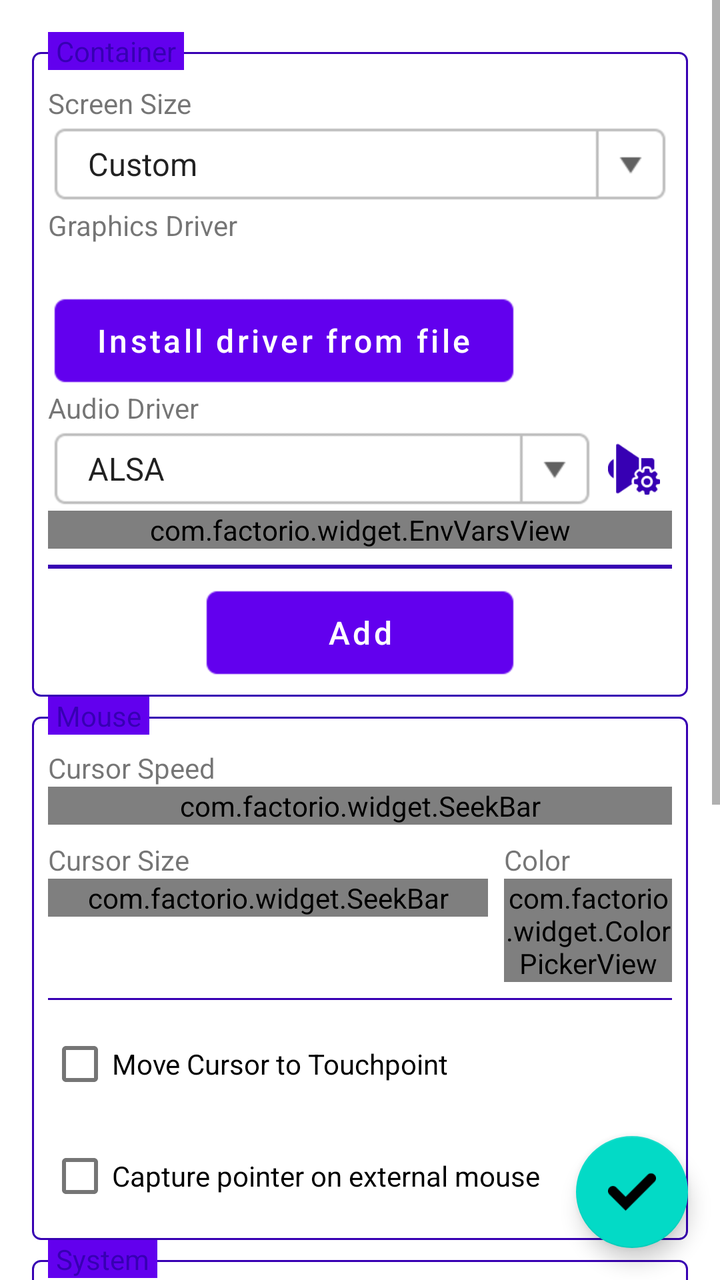
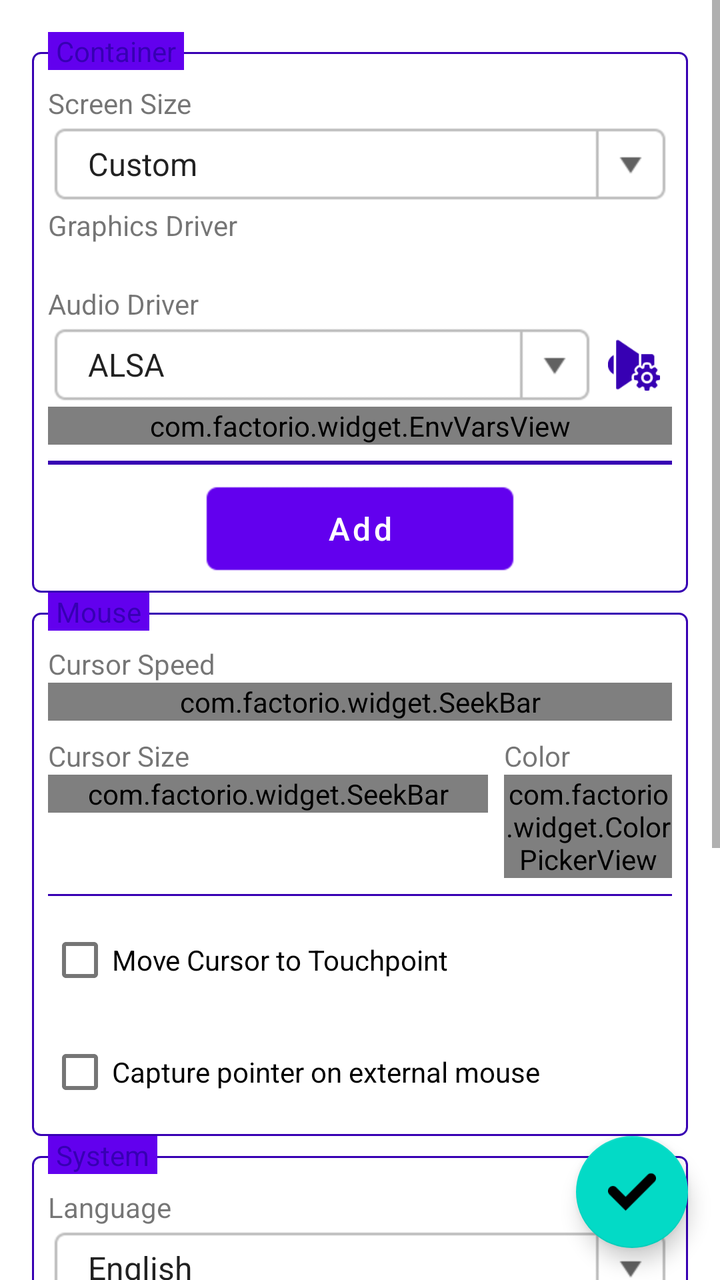

Two renders of the same Android screen: before a commit and after it. Below are the layout's source before the change and the commit's diff.
<!-- AndroidManifest.xml: fallback theme Theme.MaterialComponents.DayNight.NoActionBar -->
<!-- res/layout/settings_fragment.xml -->
<?xml version="1.0" encoding="utf-8"?>
<FrameLayout
    xmlns:android="http://schemas.android.com/apk/res/android"
    android:layout_width="match_parent"
    android:layout_height="match_parent"
    xmlns:app="http://schemas.android.com/apk/res-auto">
    <ScrollView
        android:layout_width="match_parent"
        android:layout_height="match_parent">
        <LinearLayout
            android:layout_width="match_parent"
            android:layout_height="wrap_content"
            android:orientation="vertical"
            android:padding="16dp">
            <FrameLayout
                android:id="@+id/FLContainerSettings"
                android:layout_width="match_parent"
                android:layout_height="wrap_content">
                <LinearLayout style="@style/FieldSet">
                    <LinearLayout
                        android:layout_width="match_parent"
                        android:layout_height="wrap_content"
                        android:orientation="horizontal">

                        <LinearLayout
                            android:layout_width="0dp"
                            android:layout_height="wrap_content"
                            android:layout_weight="1"
                            android:orientation="vertical">

                            <TextView
                                android:layout_width="wrap_content"
                                android:layout_height="wrap_content"
                                android:text="@string/screen_size" />

                            <Spinner
                                style="@style/ComboBox"
                                android:layout_width="match_parent"
                                android:id="@+id/SScreenSize"
                                android:entries="@array/screen_size_entries" />
                        </LinearLayout>

                        <LinearLayout
                            android:id="@+id/LLCustomScreenSize"
                            android:layout_width="wrap_content"
                            android:layout_height="wrap_content"
                            android:orientation="horizontal"
                            android:visibility="gone">

                            <LinearLayout
                                android:layout_width="wrap_content"
                                android:layout_height="wrap_content"
                                android:orientation="vertical">

                                <TextView
                                    android:layout_width="wrap_content"
                                    android:layout_height="wrap_content"
                                    android:text="@string/width" />

                                <EditText
                                    style="@style/EditText"
                                    android:layout_width="78dp"
                                    android:id="@+id/ETScreenWidth"
                                    android:inputType="number" />
                            </LinearLayout>

                            <TextView
                                android:layout_width="wrap_content"
                                android:layout_height="wrap_content"
                                android:textStyle="bold"
                                android:textSize="18dp"
                                android:layout_gravity="bottom"
                                android:layout_marginLeft="2dp"
                                android:layout_marginRight="2dp"
                                android:layout_marginBottom="4dp"
                                android:text="x" />

                            <LinearLayout
                                android:layout_width="wrap_content"
                                android:layout_height="wrap_content"
                                android:orientation="vertical">

                                <TextView
                                    android:layout_width="wrap_content"
                                    android:layout_height="wrap_content"
                                    android:text="@string/height" />

                                <EditText
                                    style="@style/EditText"
                                    android:layout_width="78dp"
                                    android:id="@+id/ETScreenHeight"
                                    android:inputType="number" />
                            </LinearLayout>
                        </LinearLayout>
                    </LinearLayout>

                    <TextView
                        android:layout_width="wrap_content"
                        android:layout_height="wrap_content"
                        android:text="@string/graphics_driver" />

                    <LinearLayout
                        android:id="@+id/LLGraphicsDriver"
                        android:layout_width="match_parent"
                        android:layout_height="wrap_content"
                        android:orientation="horizontal"
                        android:gravity="center_vertical" />

                    <TextView
                        android:id="@+id/TVDetectedGpu"
                        android:layout_width="wrap_content"
                        android:layout_height="wrap_content"
                        android:layout_marginTop="4dp"
                        android:textSize="12sp"
                        android:alpha="0.7" />

                    <Button
                        style="@style/ButtonNeutral"
                        android:id="@+id/BTInstallDriver"
                        android:layout_width="wrap_content"
                        android:layout_height="wrap_content"
                        android:layout_marginTop="4dp"
                        android:minWidth="160dp"
                        android:text="@string/install_driver_from_file" />

                    <TextView
                        android:layout_width="wrap_content"
                        android:layout_height="wrap_content"
                        android:text="@string/audio_driver" />

                    <LinearLayout
                        android:layout_width="match_parent"
                        android:layout_height="wrap_content"
                        android:orientation="horizontal"
                        android:gravity="center_vertical">

                        <Spinner
                            style="@style/ComboBox"
                            android:layout_width="0dp"
                            android:layout_weight="1"
                            android:id="@+id/SAudioDriver"
                            android:entries="@array/audio_driver_entries" />

                        <ImageButton
                            style="@style/ListMenuButton"
                            android:id="@+id/BTAudioDriverConfig"
                            android:src="@drawable/icon_audio_settings" />
                    </LinearLayout>

                    <LinearLayout
                        android:id="@+id/LLTabEnvVars"
                        android:layout_width="match_parent"
                        android:layout_height="wrap_content"
                        android:orientation="vertical">

                        <com.factorio.widget.EnvVarsView
                            android:id="@+id/EnvVarsView"
                            android:layout_width="match_parent"
                            android:layout_height="wrap_content"
                            android:paddingLeft="16dp"
                            android:paddingRight="16dp"/>

                        <View style="@style/HorizontalLine" />

                        <Button
                            style="@style/ButtonNeutral"
                            android:id="@+id/BTAddEnvVar"
                            android:layout_width="160dp"
                            android:layout_height="wrap_content"
                            android:layout_gravity="center_horizontal"
                            android:text="@string/add" />
                    </LinearLayout>
                </LinearLayout>
                <TextView
                    style="@style/FieldSetLabel"
                    android:text="@string/container"/>
            </FrameLayout>
            <FrameLayout
                android:layout_width="match_parent"
                android:layout_height="wrap_content">
                <LinearLayout style="@style/FieldSet">
                    <TextView
                        android:layout_width="wrap_content"
                        android:layout_height="wrap_content"
                        android:text="@string/cursor_speed"/>
                    <com.factorio.widget.SeekBar
                        android:id="@+id/SBCursorSpeed"
                        android:layout_width="match_parent"
                        android:layout_height="wrap_content"
                        app:suffix="%"
                        app:minValue="10"
                        app:maxValue="200"/>
                    <LinearLayout
                        android:layout_width="match_parent"
                        android:layout_height="wrap_content"
                        android:orientation="horizontal"
                        android:layout_marginTop="8dp">
                        <LinearLayout
                            android:layout_width="0dp"
                            android:layout_height="wrap_content"
                            android:layout_weight="1"
                            android:orientation="vertical">
                            <TextView
                                android:layout_width="wrap_content"
                                android:layout_height="wrap_content"
                                android:text="@string/cursor_size"/>
                            <com.factorio.widget.SeekBar
                                android:id="@+id/SBCursorSize"
                                android:layout_width="match_parent"
                                android:layout_height="wrap_content"
                                app:suffix="%"
                                app:step="5"
                                app:minValue="100"
                                app:maxValue="200"/>
                        </LinearLayout>
                        <LinearLayout
                            android:layout_width="wrap_content"
                            android:layout_height="wrap_content"
                            android:orientation="vertical"
                            android:layout_marginLeft="8dp">
                            <TextView
                                android:layout_width="wrap_content"
                                android:layout_height="wrap_content"
                                android:text="@string/color"/>
                            <com.factorio.widget.ColorPickerView
                                android:id="@+id/CPVCursorColor"
                                android:layout_width="84dp"
                                android:layout_height="wrap_content"/>
                        </LinearLayout>
                    </LinearLayout>
                    <View style="@style/FieldSeparator"/>
                    <CheckBox
                        android:id="@+id/CBMoveCursorToTouchpoint"
                        android:layout_width="wrap_content"
                        android:layout_height="wrap_content"
                        android:text="@string/move_cursor_to_touchpoint"/>
                    <CheckBox
                        android:id="@+id/CBCapturePointerOnExternalMouse"
                        android:layout_width="wrap_content"
                        android:layout_height="wrap_content"
                        android:text="@string/capture_pointer_on_external_mouse"
                        android:layout_marginTop="8dp"/>
                </LinearLayout>
                <TextView
                    style="@style/FieldSetLabel"
                    android:text="@string/mouse"/>
            </FrameLayout>
            <FrameLayout
                android:layout_width="match_parent"
                android:layout_height="wrap_content">
                <LinearLayout style="@style/FieldSet">
                    <TextView
                        android:layout_width="wrap_content"
                        android:layout_height="wrap_content"
                        android:text="@string/language"/>
                    <Spinner
                        style="@style/ComboBox"
                        android:id="@+id/SLanguage"
                        android:layout_width="match_parent"
                        android:entries="@array/language_entries"/>
                    <TextView
                        android:layout_width="wrap_content"
                        android:layout_height="wrap_content"
                        android:text="@string/theme"/>
                    <HorizontalScrollView
                        android:layout_width="match_parent"
                        android:layout_height="wrap_content"
                        android:scrollbars="none">
                        <RadioGroup
                            android:id="@+id/RGAppTheme"
                            android:layout_width="wrap_content"
                            android:layout_height="wrap_content"
                            android:orientation="horizontal"
                            android:gravity="center_vertical">
                            <RadioButton
                                android:id="@+id/RBLight"
                                android:layout_width="wrap_content"
                                android:layout_height="wrap_content"
                                android:text="@string/light"/>
                            <RadioButton
                                android:id="@+id/RBDark"
                                android:layout_width="wrap_content"
                                android:layout_height="wrap_content"
                                android:text="@string/dark"/>
                            <RadioButton
                                android:id="@+id/RBDark1"
                                android:layout_width="wrap_content"
                                android:layout_height="wrap_content"
                                android:text="@string/dark1"/>
                            <RadioButton
                                android:id="@+id/RBDark2"
                                android:layout_width="wrap_content"
                                android:layout_height="wrap_content"
                                android:text="@string/dark2"/>
                            <RadioButton
                                android:id="@+id/RBDark3"
                                android:layout_width="wrap_content"
                                android:layout_height="wrap_content"
                                android:text="@string/dark3"/>
                            <RadioButton
                                android:id="@+id/RBDark4"
                                android:layout_width="wrap_content"
                                android:layout_height="wrap_content"
                                android:text="@string/dark4"/>
                            <RadioButton
                                android:id="@+id/RBDark5"
                                android:layout_width="wrap_content"
                                android:layout_height="wrap_content"
                                android:text="@string/dark5"/>
                            <RadioButton
                                android:id="@+id/RBDark6"
                                android:layout_width="wrap_content"
                                android:layout_height="wrap_content"
                                android:text="@string/dark6"/>
                            <RadioButton
                                android:id="@+id/RBDark7"
                                android:layout_width="wrap_content"
                                android:layout_height="wrap_content"
                                android:text="@string/dark7"/>
                            <RadioButton
                                android:id="@+id/RBDark8"
                                android:layout_width="wrap_content"
                                android:layout_height="wrap_content"
                                android:text="@string/dark8"/>
                        </RadioGroup>
                    </HorizontalScrollView>
                </LinearLayout>
                <TextView
                    style="@style/FieldSetLabel"
                    android:text="@string/system"/>
            </FrameLayout>
            <FrameLayout
                android:layout_width="match_parent"
                android:layout_height="wrap_content">
                <LinearLayout style="@style/FieldSet">
                    <CheckBox
                        android:id="@+id/CBEnableDebugLogs"
                        android:layout_width="wrap_content"
                        android:layout_height="wrap_content"
                        android:text="@string/enable_debug_logs"/>
                    <View style="@style/FieldSeparator"/>
                    <CheckBox
                        android:id="@+id/CBSaveLogsToFile"
                        android:layout_width="match_parent"
                        android:layout_height="match_parent"
                        android:text="@string/save_logs_to_file"
                        android:layout_marginTop="8dp"/>
                    <EditText
                        android:id="@+id/ETLogFile"
                        style="@style/EditText"
                        android:layout_width="match_parent"
                        android:layout_height="match_parent"
                        android:visibility="gone"/>
                    <View style="@style/FieldSeparator"/>
                    <LinearLayout
                        android:layout_width="match_parent"
                        android:layout_height="wrap_content"
                        android:orientation="horizontal"
                        android:gravity="center_horizontal">
                        <Button
                            style="@style/ButtonNeutral"
                            android:id="@+id/BTReinstallSystemFiles"
                            android:layout_width="wrap_content"
                            android:layout_height="wrap_content"
                            android:layout_gravity="center_horizontal"
                            android:text="@string/reinstall_system_files"/>
                    </LinearLayout>
                </LinearLayout>
                <TextView
                    style="@style/FieldSetLabel"
                    android:text="@string/advanced"/>
            </FrameLayout>
        </LinearLayout>
    </ScrollView>
    <com.google.android.material.floatingactionbutton.FloatingActionButton
        android:id="@+id/BTConfirm"
        android:layout_width="wrap_content"
        android:layout_height="wrap_content"
        android:layout_gravity="right|bottom"
        android:tint="#ffffff"
        android:src="@drawable/icon_confirm"
        android:layout_margin="16dp"/>
</FrameLayout>
<!-- resources referenced by this layout -->
<resources>
  <string-array name="audio_driver_entries">
          <item>ALSA</item>
          <item>PulseAudio</item>
      </string-array>
  <string name="add">Add</string>
  <string name="advanced">Advanced</string>
  <string name="audio_driver">Audio Driver</string>
  <string name="capture_pointer_on_external_mouse">Capture pointer on external mouse</string>
  <string name="color">Color</string>
  <string name="container">Container</string>
  <string name="cursor_size">Cursor Size</string>
  <string name="cursor_speed">Cursor Speed</string>
  <string name="dark">Dark</string>
  <string name="dark1">red</string>
  <string name="dark2">green</string>
  <string name="dark3">blue</string>
  <string name="dark4">purple</string>
  <string name="dark5">yellow</string>
  <string name="dark6">orange</string>
  <string name="dark7">darken</string>
  <string name="dark8">colors</string>
  <string name="enable_debug_logs">Enable debug logs</string>
  <string name="graphics_driver">Graphics Driver</string>
  <string name="height">Height</string>
  <string name="install_driver_from_file">Install driver from file</string>
  <string name="language">Language</string>
  <string name="light">Light</string>
  <string name="mouse">Mouse</string>
  <string name="move_cursor_to_touchpoint">Move Cursor to Touchpoint</string>
  <string name="reinstall_system_files">Reinstall System Files</string>
  <string name="save_logs_to_file">Save logs to file</string>
  <string name="screen_size">Screen Size</string>
  <string name="system">System</string>
  <string name="theme">Theme</string>
  <string name="width">Width</string>
  <style name="ButtonNeutral" parent="BaseButton">
          <item name="android:background">@drawable/button_neutral</item>
          <item name="android:textColor">#ffffff</item>
      </style>
  <style name="FieldSeparator">
          <item name="android:layout_width">match_parent</item>
          <item name="android:layout_height">1dp</item>
          <item name="android:background">?attr/colorPrimaryVariant</item>
          <item name="android:layout_marginTop">8dp</item>
          <item name="android:layout_marginBottom">8dp</item>
      </style>
  <style name="HorizontalLine">
          <item name="android:layout_width">match_parent</item>
          <item name="android:layout_height">2dp</item>
          <item name="android:background">?attr/colorPrimaryVariant</item>
          <item name="android:layout_marginTop">8dp</item>
          <item name="android:layout_marginBottom">8dp</item>
      </style>
  <style name="ListMenuButton" parent="BaseImageButton">
          <item name="android:layout_width">34dp</item>
          <item name="android:layout_height">34dp</item>
          <item name="android:tint">?attr/colorPrimaryVariant</item>
          <item name="android:layout_marginLeft">2dp</item>
          <item name="android:layout_marginRight">2dp</item>
      </style>
  <string name="custom">Custom</string>
  <!-- drawable combo_box (drawable) -->
  <?xml version="1.0" encoding="utf-8"?>
  <selector xmlns:android="http://schemas.android.com/apk/res/android" >
      <item android:state_pressed="true" android:drawable="@drawable/combo_box_pressed" />
      <item android:state_focused="true" android:drawable="@drawable/combo_box_normal" />
      <item android:drawable="@drawable/combo_box_normal" />
  </selector>
  <!-- drawable bordered_panel (drawable) -->
  <?xml version="1.0" encoding="utf-8"?>
  <shape xmlns:android="http://schemas.android.com/apk/res/android"
      android:shape="rectangle">
      <corners android:radius="4dp" />
      <stroke android:width="1dp" android:color="?attr/colorPrimaryVariant" />
  </shape>
  <!-- unchanged entries left out for length: 19 -->
</resources>

<!-- the commit's change to res/layout/settings_fragment.xml (unified diff, before → after) -->
@@ -114,15 +114,6 @@
                         android:textSize="12sp"
                         android:alpha="0.7" />
 
-                    <Button
-                        style="@style/ButtonNeutral"
-                        android:id="@+id/BTInstallDriver"
-                        android:layout_width="wrap_content"
-                        android:layout_height="wrap_content"
-                        android:layout_marginTop="4dp"
-                        android:minWidth="160dp"
-                        android:text="@string/install_driver_from_file" />
-
                     <TextView
                         android:layout_width="wrap_content"
                         android:layout_height="wrap_content"
<!-- resource entries referenced after the edit -->
@@ -24,7 +24,6 @@
   <string name="enable_debug_logs">Enable debug logs</string>
   <string name="graphics_driver">Graphics Driver</string>
   <string name="height">Height</string>
-  <string name="install_driver_from_file">Install driver from file</string>
   <string name="language">Language</string>
   <string name="light">Light</string>
   <string name="mouse">Mouse</string>
